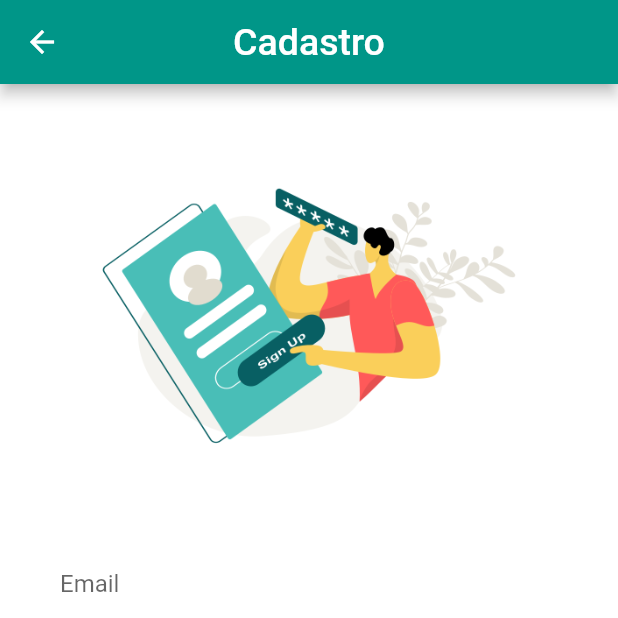
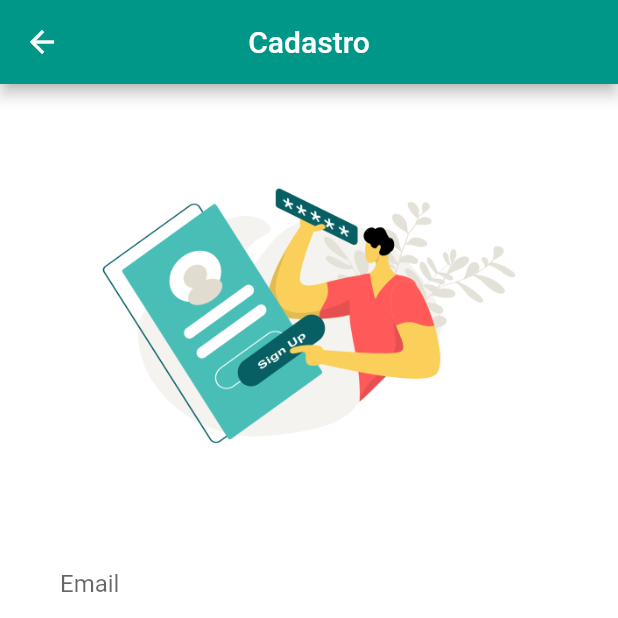
Before and after one commit to sigrid-fr/consulta_ai_v2, a Flutter app: the screen it shows after launch, after a tap on "ENTRAR", after a tap on "Não tem cadastro? Cadastre-se aqui.", on a phone screen of 412 x 824 dp, the top half of it. Run offline on Flutter 3.47's test engine with Material 2 defaults, Android fonts, the phone set to English and light mode, and no system bars; our stand-ins replace animated_text_kit, brasil_fields, cloud_firestore, firebase_auth, flutter_spinkit and 1 more; missing offline and left inert: dart:ffi; accounts and stored records are empty; network calls fail.

Commit message:
Atualização de algumas classes para otimização de código

```diff
--- a/lib/screens/about/caregiverScreen.dart
+++ b/lib/screens/about/caregiverScreen.dart
@@ -1,7 +1,6 @@
+import 'package:consulta_ai/screens/home/Separator.dart';
 import 'package:flutter/cupertino.dart';
 import 'package:flutter/material.dart';
-
-import 'aboutList.dart';
 
 class CaregiverScreen extends StatelessWidget {
   @override
@@ -93,7 +92,7 @@ class _SecondPageState extends State<SecondPage> {
                     onTap: () {
                       Navigator.push(
                           context,
-                          MaterialPageRoute(builder: (context) => (AboutList())));
+                          MaterialPageRoute(builder: (context) => (Homie(index:0))));
                     },
                     child: Container(
                       margin: EdgeInsets.all(32),
--- a/lib/screens/about/geriatricScreen.dart
+++ b/lib/screens/about/geriatricScreen.dart
@@ -1,6 +1,6 @@
+import 'package:consulta_ai/screens/home/Separator.dart';
 import 'package:flutter/cupertino.dart';
 import 'package:flutter/material.dart';
-import 'aboutList.dart';
 
 class GeriatricScreen extends StatelessWidget {
   @override
@@ -92,7 +92,7 @@ class _SecondPageState extends State<SecondPage> {
                 onTap: () {
                   Navigator.push(
                       context,
-                      MaterialPageRoute(builder: (context) => (AboutList())));
+                      MaterialPageRoute(builder: (context) => (Homie(index:0))));
                 },
                 child: Container(
                   margin: EdgeInsets.all(32),
--- a/lib/screens/about/nurseSreen.dart
+++ b/lib/screens/about/nurseSreen.dart
@@ -1,6 +1,6 @@
+import 'package:consulta_ai/screens/home/Separator.dart';
 import 'package:flutter/cupertino.dart';
 import 'package:flutter/material.dart';
-import 'aboutList.dart';
 
 class NurseScreen extends StatelessWidget {
 
@@ -92,7 +92,7 @@ class _SecondPageState extends State<SecondPage> {
                 onTap: () {
                   Navigator.push(
                       context,
-                      MaterialPageRoute(builder: (context) => (AboutList())));
+                      MaterialPageRoute(builder: (context) => (Homie(index:0))));
                 },
                 child: Container(
                   margin: EdgeInsets.all(32),
--- a/lib/screens/about/personalScreen.dart
+++ b/lib/screens/about/personalScreen.dart
@@ -1,6 +1,6 @@
+import 'package:consulta_ai/screens/home/Separator.dart';
 import 'package:flutter/cupertino.dart';
 import 'package:flutter/material.dart';
-import 'aboutList.dart';
 
 class PersonalScreen extends StatelessWidget {
 
@@ -92,7 +92,7 @@ class _SecondPageState extends State<SecondPage> {
                 onTap: () {
                   Navigator.push(
                       context,
-                      MaterialPageRoute(builder: (context) => (AboutList())));
+                      MaterialPageRoute(builder: (context) => (Homie(index:0))));
                 },
                 child: Container(
                   margin: EdgeInsets.all(32),
--- a/lib/screens/authenticate/register.dart
+++ b/lib/screens/authenticate/register.dart
@@ -90,7 +90,7 @@ class _RegisterState extends State<Register> {
         centerTitle: true,
         leading: IconButton(icon: Icon(Icons.arrow_back), onPressed: () => widget.toggleView(),),
         title: Text("Cadastro",
-          style: TextStyle(color: Colors.white, fontSize: 25.0),
+          style: TextStyle(color: Colors.white, fontSize: 20.0),
         ),
       ),
       body: SingleChildScrollView(
@@ -274,7 +274,7 @@ class _RegisterState extends State<Register> {
                           });
                         }
                       },
-                      child: Text('CADASTRAR', style:TextStyle(color: Colors.white, fontSize: 16),)
+                      child: Text('CADASTRAR', style:TextStyle(color: Colors.white, fontSize: 15),)
                   ),
                 ),
                 Text(error, style: TextStyle(color: Colors.red, fontSize: 14.0)),
--- a/lib/screens/authenticate/sign_in.dart
+++ b/lib/screens/authenticate/sign_in.dart
@@ -54,8 +54,8 @@ class _SignInState extends State<SignIn> {
       appBar: AppBar(
         backgroundColor: Colors.teal,
         centerTitle: true,
-        title: Text("Consulta Aí",
-          style: TextStyle(color: Colors.white, fontSize: 25.0),
+        title: Text("Login",
+          style: TextStyle(color: Colors.white, fontSize: 20.0),
         ),
       ),
       body: SingleChildScrollView(
@@ -134,7 +134,7 @@ class _SignInState extends State<SignIn> {
                             print(result);
                           }
                         },
-                        child: Text('ENTRAR', style:TextStyle(color: Colors.white, fontSize: 16),)
+                        child: Text('ENTRAR', style:TextStyle(color: Colors.white, fontSize: 15),)
                     ),
                   ),
                   SizedBox(height: 20.0,),
--- a/lib/screens/function/Appointment.dart
+++ b/lib/screens/function/Appointment.dart
@@ -1,4 +1,5 @@
 import 'package:consulta_ai/models/doctor.dart';
+import 'package:consulta_ai/screens/home/Separator.dart';
 import 'package:flutter/material.dart';
 import 'package:intl/intl.dart';
 import 'package:provider/provider.dart';
@@ -150,7 +151,9 @@ class _AppointmentState extends State<Appointment> {
                                 await DatabaseService(uid: user.uid).updateAppData(
                                     currentDate,currentAppTime,currentAppDoctor, currentAddress, currentDocNotes
                                 );
-                                Navigator.pop(context);
+                                Navigator.push(
+                                    context,
+                                    MaterialPageRoute(builder: (context) => (Homie(index:1))));
                               }
                               //
                             },
--- a/lib/screens/home/Emergency.dart
+++ b/lib/screens/home/Emergency.dart
@@ -56,9 +56,6 @@ class _EmergencyCallState extends State<EmergencyCall> {
                           padding: EdgeInsets.symmetric(vertical: 15.0,horizontal: 5.0),
                           onPressed: () {
                             Navigator.pop(context);
-                            /*Navigator.push(
-                                  context,
-                                  MaterialPageRoute(builder: (context) => (Homie())));*/
                           },
                           shape:  RoundedRectangleBorder(
                               borderRadius: BorderRadius.circular(18.0),
```
